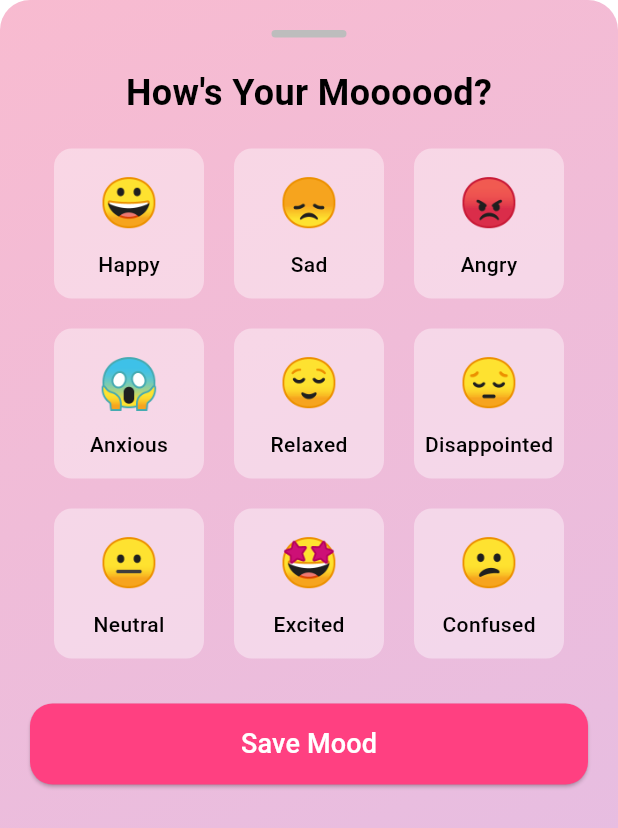
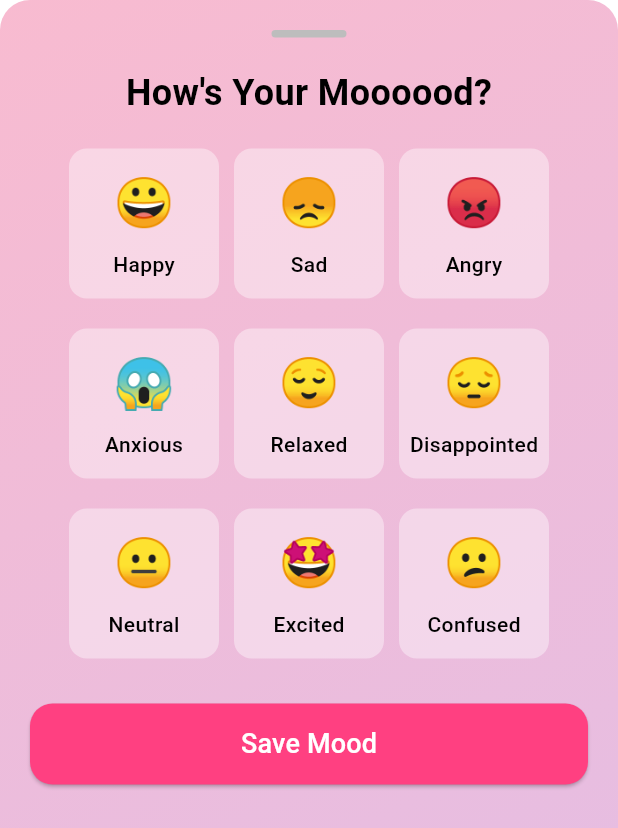
Before and after one commit to girithc/mypcos, a Flutter app: the MoodTrackerSheetContent widget shown alone on an empty page, opened directly with empty values, on a phone screen of 412 x 824 dp. Shown: the top 828 px of the screen. Run offline on Flutter 3.47's test engine with Material 3 defaults, Android fonts, the phone set to English and light mode, and no system bars; our stand-ins replace animated_text_kit, babstrap_settings_screen, calendar_timeline, dotted_border, file_picker, firebase_auth and 11 more; missing offline and left inert: simple_animated_button; accounts and stored records are empty; network calls fail.

Commit message:
mood bottom sheet spacing reduced

```diff
--- a/lib/ui/bottom_sheet.dart
+++ b/lib/ui/bottom_sheet.dart
@@ -621,7 +621,7 @@ class _MoodTrackerSheetContentState extends State<MoodTrackerSheetContent> {
           const SizedBox(height: 20),
           // Wrap the mood options in a responsive layout.
           Wrap(
-            spacing: 20,
+            spacing: 10,
             runSpacing: 20,
             alignment: WrapAlignment.center,
             children:
```
